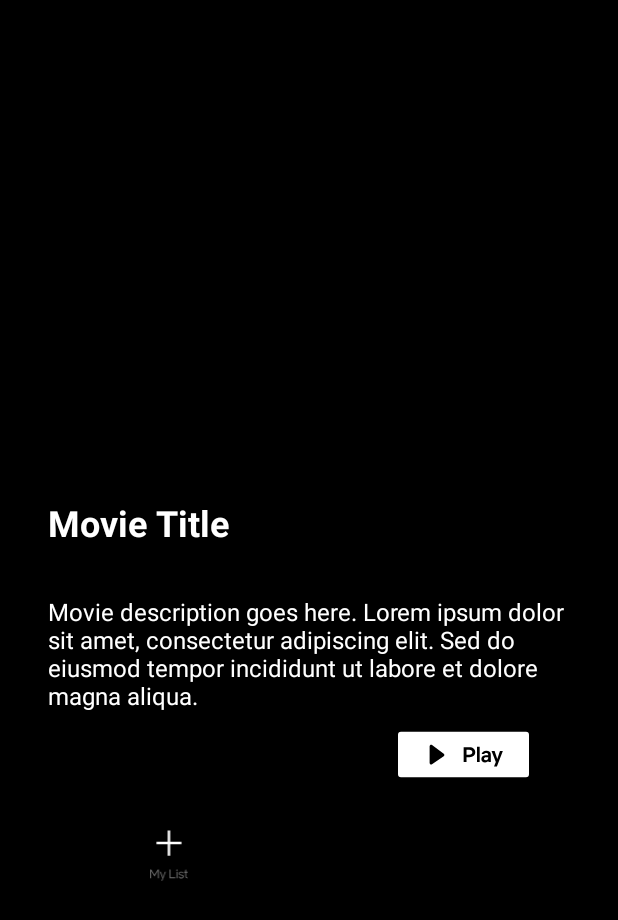
After one commit to Hitanshu-Khatri/Netflix-Clone-App, an Android app: the DescriptionActivity screen opened directly, with no data from a screen before it, on a phone screen of 412 x 824 dp. The commit adds this screen. Shown: the top 920 px of the screen. Run offline under Robolectric (Android 15) with nearby library versions, the phone set to English and light mode, and no system bars; our stand-ins replace Picasso, Volley; pictures from the network do not load.

Commit message:
Added Movie and TVshow Activity

```diff
--- a/app/src/main/AndroidManifest.xml
+++ b/app/src/main/AndroidManifest.xml
@@ -29,7 +29,9 @@
         <activity android:name=".LoginActivity" />
         <activity android:name=".SignUpActivity" />
         <activity android:name=".HomeActivity" />
-
+        <activity android:name=".TvShowsActivity"/>
+        <activity android:name=".MovieActivity"/>
+        <activity android:name=".DescriptionActivity"/>
     </application>
 
 </manifest>
--- /dev/null
+++ b/app/src/main/java/com/example/myapplication/DescriptionActivity.java
@@ -0,0 +1,88 @@
+package com.example.myapplication;
+
+import android.content.Intent;
+import android.os.Bundle;
+import android.util.Log;
+import android.widget.Button;
+import android.widget.ImageButton;
+import android.widget.ImageView;
+import android.widget.TextView;
+import androidx.appcompat.app.AppCompatActivity;
+import com.android.volley.Request;
+import com.android.volley.RequestQueue;
+import com.android.volley.Response;
+import com.android.volley.VolleyError;
+import com.android.volley.toolbox.JsonObjectRequest;
+import com.android.volley.toolbox.Volley;
+import com.squareup.picasso.Picasso;
+import org.json.JSONException;
+import org.json.JSONObject;
+
+public class DescriptionActivity extends AppCompatActivity {
+
+    private static final String API_KEY = "f339571cd5d90bc05b2b32cd85fa6e11"; // Replace with your TMDb API key
+    private static final String TAG = "DescriptionActivity";
+
+    private ImageView bannerImage;
+    private TextView movieTitle;
+    private TextView movieDescription;
+    private ImageButton playButton, myListButton;
+
+    @Override
+    protected void onCreate(Bundle savedInstanceState) {
+        super.onCreate(savedInstanceState);
+        setContentView(R.layout.activity_description);
+
+        bannerImage = findViewById(R.id.bannerImage);
+        movieTitle = findViewById(R.id.movieTitle);
+        movieDescription = findViewById(R.id.movieDescription);
+//        playButton = findViewById(R.id.playButton);
+//        myListButton = findViewById(R.id.myListButton);
+
+        // Get movie ID from Intent
+        Intent intent = getIntent();
+        int movieId = intent.getIntExtra("ITEM_ID", -1);
+
+        if (movieId != -1) {
+            fetchMovieDetails(movieId);
+        } else {
+            Log.e(TAG, "Invalid movie ID");
+        }
+
+        // Set click listeners for buttons (You can implement these later)
+//        playButton.setOnClickListener(v -> {
+//            // Start playback or navigate to the player screen
+//        });
+
+//        myListButton.setOnClickListener(v -> {
+//            // Add the movie/TV show to the user's list
+//        });
+    }
+
+    private void fetchMovieDetails(int movieId) {
+        String url = "https://api.themoviedb.org/3/movie/" + movieId + "?api_key=" + API_KEY + "&language=en-US";
+
+        RequestQueue queue = Volley.newRequestQueue(this);
+        JsonObjectRequest jsonObjectRequest = new JsonObjectRequest(
+                Request.Method.GET, url, null,
+                response -> {
+                    try {
+                        String title = response.getString("title");
+                        String overview = response.getString("overview");
+                        String bannerPath = response.getString("backdrop_path");
+
+                        // Update UI
+                        movieTitle.setText(title);
+                        movieDescription.setText(overview);
+                        Picasso.get().load("https://image.tmdb.org/t/p/w780" + bannerPath).into(bannerImage);
+
+                    } catch (JSONException e) {
+                        Log.e(TAG, "JSON Parsing error: " + e.getMessage());
+                    }
+                },
+                error -> Log.e(TAG, "Volley error: " + error.getMessage())
+        );
+
+        queue.add(jsonObjectRequest);
+    }
+}
--- a/app/src/main/java/com/example/myapplication/MovieResponse.java
+++ b/app/src/main/java/com/example/myapplication/MovieResponse.java
@@ -10,4 +10,5 @@ public class MovieResponse {
     public List<Movie> getMovies() {
         return movies;
     }
+
 }
--- /dev/null
+++ b/app/src/main/res/layout/activity_description.xml
@@ -0,0 +1,94 @@
+<?xml version="1.0" encoding="utf-8"?>
+<androidx.constraintlayout.widget.ConstraintLayout
+    xmlns:android="http://schemas.android.com/apk/res/android"
+    xmlns:app="http://schemas.android.com/apk/res-auto"
+    xmlns:tools="http://schemas.android.com/tools"
+    android:layout_width="match_parent"
+    android:layout_height="match_parent"
+    android:background="@color/black"
+    android:padding="16dp"
+    tools:context=".DescriptionActivity">
+
+    <!-- Banner Image -->
+    <ImageView
+        android:id="@+id/bannerImage"
+        android:layout_width="0dp"
+        android:layout_height="300dp"
+        android:scaleType="centerCrop"
+        app:layout_constraintTop_toTopOf="parent"
+        app:layout_constraintStart_toStartOf="parent"
+        app:layout_constraintEnd_toEndOf="parent"
+         />
+
+    <!-- Title TextView -->
+    <TextView
+        android:id="@+id/movieTitle"
+        android:layout_width="0dp"
+        android:layout_height="wrap_content"
+        android:text="Movie Title"
+        android:textColor="@android:color/white"
+        android:textSize="24sp"
+        android:textStyle="bold"
+        android:padding="16dp"
+        app:layout_constraintTop_toBottomOf="@id/bannerImage"
+        app:layout_constraintStart_toStartOf="parent"
+        app:layout_constraintEnd_toEndOf="parent" />
+
+    <!-- Description TextView -->
+
+    <!-- Button Panel (Play & My List) -->
+    <TextView
+        android:id="@+id/movieDescription"
+        android:layout_width="0dp"
+        android:layout_height="0dp"
+        android:padding="16dp"
+        android:text="Movie description goes here. Lorem ipsum dolor sit amet, consectetur adipiscing elit. Sed do eiusmod tempor incididunt ut labore et dolore magna aliqua."
+        android:textColor="@android:color/white"
+        android:textSize="16sp"
+        app:layout_constraintBottom_toTopOf="@id/buttonPanel"
+        app:layout_constraintEnd_toEndOf="parent"
+        app:layout_constraintHorizontal_bias="1.0"
+        app:layout_constraintStart_toStartOf="parent"
+        app:layout_constraintTop_toBottomOf="@id/movieTitle"
+        app:layout_constraintVertical_bias="0.764" />
+
+    <LinearLayout
+        android:id="@+id/buttonPanel"
+        android:layout_width="0dp"
+        android:layout_height="wrap_content"
+        android:orientation="horizontal"
+        android:gravity="center"
+        android:padding="16dp"
+        app:layout_constraintBottom_toBottomOf="parent"
+        app:layout_constraintStart_toStartOf="parent"
+        app:layout_constraintEnd_toEndOf="parent">
+
+    </LinearLayout>
+
+    <ImageButton
+        android:id="@+id/playButton"
+        android:layout_width="150dp"
+        android:layout_height="34dp"
+        android:layout_marginEnd="12dp"
+        android:layout_marginBottom="288dp"
+        android:background="@null"
+        android:scaleType="centerInside"
+        android:src="@drawable/button"
+        app:layout_constraintBottom_toBottomOf="parent"
+        app:layout_constraintEnd_toEndOf="parent"
+        app:tint="@null" />
+
+    <ImageButton
+        android:id="@+id/myListButton"
+        android:layout_width="169dp"
+        android:layout_height="36dp"
+        android:layout_marginStart="12dp"
+        android:layout_marginTop="536dp"
+        android:background="@null"
+        android:scaleType="centerInside"
+        android:src="@drawable/type_mylist"
+        app:layout_constraintStart_toStartOf="parent"
+        app:layout_constraintTop_toTopOf="parent"
+        app:tint="@null" />
+
+</androidx.constraintlayout.widget.ConstraintLayout>
--- a/app/src/main/res/layout/activity_home.xml
+++ b/app/src/main/res/layout/activity_home.xml
@@ -35,6 +35,7 @@
                     android:src="@drawable/ic_launcher_foreground" />
 
                 <TextView
+                    android:id="@+id/tvshows"
                     android:layout_width="wrap_content"
                     android:layout_height="wrap_content"
                     android:layout_marginStart="20dp"
@@ -43,6 +44,7 @@
                     android:textSize="16sp" />
 
                 <TextView
+                    android:id="@+id/movies"
                     android:layout_width="wrap_content"
                     android:layout_height="wrap_content"
                     android:layout_marginStart="20dp"
--- a/gradle/libs.versions.toml
+++ b/gradle/libs.versions.toml
@@ -7,6 +7,7 @@ appcompat = "1.7.0"
 material = "1.12.0"
 activity = "1.10.0"
 constraintlayout = "2.2.0"
+gridlayout = "1.0.0"
 
 [libraries]
 junit = { group = "junit", name = "junit", version.ref = "junit" }
@@ -16,6 +17,7 @@ appcompat = { group = "androidx.appcompat", name = "appcompat", version.ref = "a
 material = { group = "com.google.android.material", name = "material", version.ref = "material" }
 activity = { group = "androidx.activity", name = "activity", version.ref = "activity" }
 constraintlayout = { group = "androidx.constraintlayout", name = "constraintlayout", version.ref = "constraintlayout" }
+gridlayout = { group = "androidx.gridlayout", name = "gridlayout", version.ref = "gridlayout" }
 
 [plugins]
 android-application = { id = "com.android.application", version.ref = "agp" }
```
Also changed, not shown: app/build.gradle.kts (+10 -0 lines), app/src/main/java/com/example/myapplication/ApiService.java (+12 -0 lines), app/src/main/java/com/example/myapplication/HomeActivity.java (+31 -0 lines), app/src/main/java/com/example/myapplication/MovieActivity.java (added, +79 -0 lines), app/src/main/java/com/example/myapplication/MovieAdapter.java (+30 -18 lines), app/src/main/java/com/example/myapplication/TVShow.java (added, +11 -0 lines), app/src/main/java/com/example/myapplication/TVShowResponse.java (added, +14 -0 lines), app/src/main/java/com/example/myapplication/TvShowsActivity.java (added, +89 -0 lines), app/src/main/res/layout/activity_movies.xml (added, +32 -0 lines), app/src/main/res/layout/item_movie2.xml (added, +12 -0 lines), app/src/main/res/layout/item_tvshow.xml (added, +14 -0 lines), app/src/main/res/layout/movie.xml (added, +45 -0 lines), app/src/main/res/layout/tvshows.xml (added, +150 -0 lines).
